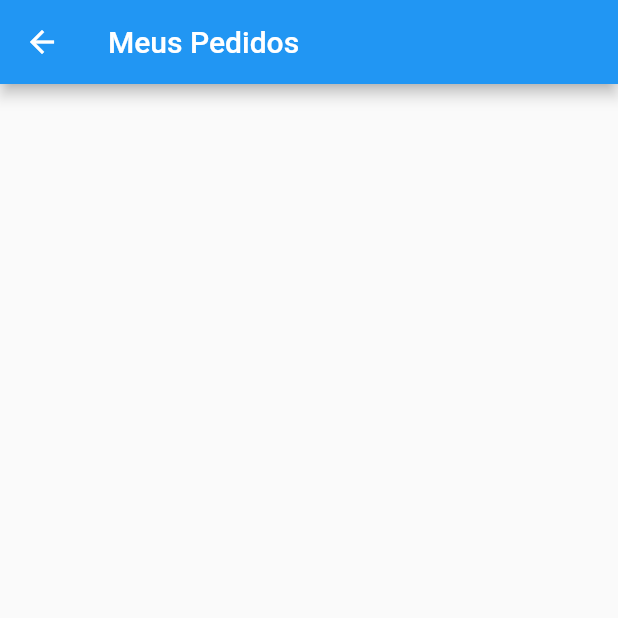
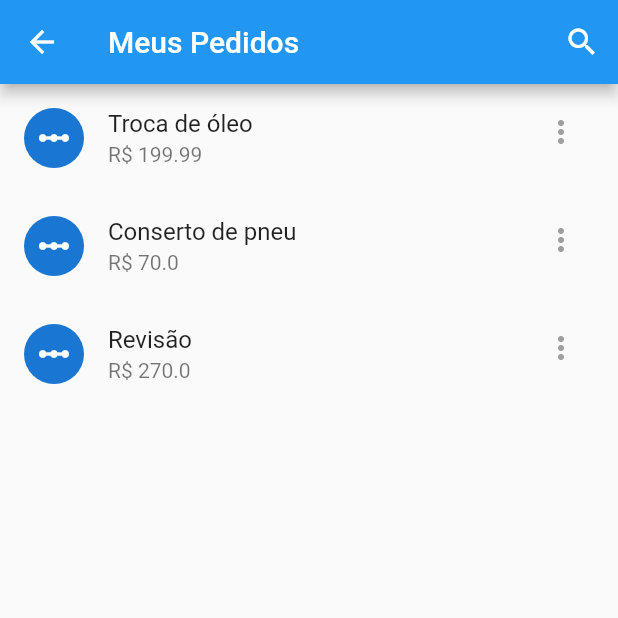
Before and after one commit to daniielsantos/moto-service-front, a Flutter app: the OrderList screen opened directly, on a phone screen of 412 x 824 dp, the top half of it. Run offline on Flutter 3.47's test engine with Material 2 defaults, Android fonts, the phone set to English and light mode, and no system bars; network calls fail.

Commit message:
feat add orders list

```diff
--- a/lib/components/bike_tile.dart
+++ b/lib/components/bike_tile.dart
@@ -1,7 +1,6 @@
 import 'package:flutter/material.dart';
 import 'package:moto_services/models/bike.dart';
 import 'package:moto_services/provider/bikes.dart';
-import 'package:moto_services/routes/app_routes.dart';
 import 'package:moto_services/views/bike_form.dart';
 import 'package:provider/provider.dart';
 
@@ -34,7 +33,7 @@ class BikeTile extends StatelessWidget {
                   ),
                 );
               },
-              color: Colors.black,
+              color: Colors.black26,
               icon: const Icon(Icons.edit),
             ),
             IconButton(
--- /dev/null
+++ b/lib/components/order_tile.dart
@@ -0,0 +1,37 @@
+import 'package:flutter/material.dart';
+import 'package:moto_services/models/order.dart';
+import 'package:intl/intl.dart';
+class OrderTile extends StatelessWidget {
+  final Order order;
+
+  const OrderTile(this.order);
+
+  @override
+  Widget build(BuildContext context) {
+    final avatar = order.tumbnailUrl == null || order.tumbnailUrl.isEmpty
+        ? const CircleAvatar(child: Icon(Icons.linear_scale))
+        : CircleAvatar(backgroundImage: NetworkImage(order.tumbnailUrl));
+
+    return ListTile(
+      leading: avatar,
+      title: Text(order.description),
+      subtitle: Row(
+        children: [Text("R\$ "), Text(order.price.toString())],
+      ),
+      trailing: Container(
+        width: 50,
+        child: Row(
+          children: <Widget>[
+            IconButton(
+              alignment: Alignment.topRight,
+
+              onPressed: () {},
+              color: Colors.grey,
+              icon: const Icon(Icons.more_vert),
+            ),
+          ],
+        ),
+      ),
+    );
+  }
+}
--- /dev/null
+++ b/lib/data/dummy_orders.dart
@@ -0,0 +1,26 @@
+import 'package:moto_services/models/bike.dart';
+import 'package:moto_services/models/order.dart';
+
+const DUMMY_ORDERS = {
+  '1': Order(
+    id: '1',
+    date: "10/09/2021",
+    price: 199.99,
+    description: "Troca de óleo",
+    tumbnailUrl: ""
+  ),
+  '2': Order(
+    id: '1',
+    date: "22/08/2021",
+    price: 70.0,
+    description: "Conserto de pneu",
+    tumbnailUrl: ""
+  ),
+  '3': Order(
+    id: '1',
+    date: "27/05/2021",
+    price: 270.0,
+    description: "Revisão",
+    tumbnailUrl: ""
+  ),
+};
--- a/lib/main.dart
+++ b/lib/main.dart
@@ -1,12 +1,8 @@
 import 'package:flutter/material.dart';
 import 'package:moto_services/main/main_screens.dart';
 import 'package:moto_services/provider/bikes.dart';
+import 'package:moto_services/provider/orders.dart';
 import 'package:moto_services/provider/partners.dart';
-import 'package:moto_services/routes/app_routes.dart';
-import 'package:moto_services/views/bike_form.dart';
-import 'package:moto_services/views/bike_list.dart';
-import 'package:moto_services/views/bottom_bar.dart';
-import 'package:moto_services/views/partner_list.dart';
 import 'package:provider/provider.dart';
 
 void main() {
@@ -25,6 +21,9 @@ class MyApp extends StatelessWidget {
         ),
         ChangeNotifierProvider(
           create: (ctx) => Bikes(),
+        ),
+        ChangeNotifierProvider(
+          create: (ctx) => Orders(),
         )
       ],
       child: MaterialApp(
@@ -33,11 +32,6 @@ class MyApp extends StatelessWidget {
         theme: ThemeData(
           primarySwatch: Colors.blue,
         ),
-        // routes: {
-        //   AppRoutes.HOME: (_) => PartnerList(),
-        //   AppRoutes.BIKE_FORM: (_) => BikeForm(),
-        //   AppRoutes.USER_BIKES: (_) => BikeList()
-        // },
       ),
     );
   }
--- /dev/null
+++ b/lib/models/order.dart
@@ -0,0 +1,15 @@
+class Order {
+  final String id;
+  final String date;
+  final double price;
+  final String description;
+  final String tumbnailUrl;
+
+  const Order({
+    required this.id,
+    required this.date,
+    required this.price,
+    required this.description,
+    required this.tumbnailUrl,
+  });
+}
--- /dev/null
+++ b/lib/provider/orders.dart
@@ -0,0 +1,20 @@
+import 'package:flutter/material.dart';
+import 'package:moto_services/data/dummy_orders.dart';
+import 'package:moto_services/models/order.dart';
+
+class Orders with ChangeNotifier {
+  final Map<String, Order> _items = {...DUMMY_ORDERS};
+
+  List<Order> get all {
+    return [..._items.values];
+  }
+
+  int get count {
+    return _items.length;
+  }
+
+  Order byIndex(int i) {
+    return _items.values.elementAt(i);
+  }
+
+}
--- a/lib/views/bottom_bar.dart
+++ b/lib/views/bottom_bar.dart
@@ -1,5 +1,6 @@
 import 'package:flutter/material.dart';
 import 'package:moto_services/provider/bikes.dart';
+import 'package:moto_services/provider/orders.dart';
 import 'package:moto_services/views/bike_list.dart';
 import 'package:moto_services/views/order_list.dart';
 import 'package:moto_services/views/partner_list.dart';
@@ -34,7 +35,7 @@ class _BottomBar extends State<MyStatefulWidget> {
       providers: [
         ChangeNotifierProvider(
           create: (ctx) => Bikes(),
-        )
+        ),
       ],
       child: Scaffold(
         body: Center(
--- a/lib/views/order_list.dart
+++ b/lib/views/order_list.dart
@@ -1,11 +1,27 @@
 import 'package:flutter/material.dart';
+import 'package:moto_services/components/order_tile.dart';
+import 'package:moto_services/provider/orders.dart';
+
+import 'package:provider/provider.dart';
 
 class OrderList extends StatelessWidget {
   @override
   Widget build(BuildContext context) {
+    final Orders orders = Provider.of(context);
+
     return Scaffold(
       appBar: AppBar(
-        title: Text("Meus Pedidos"),
+        title: const Text("Meus Pedidos"),
+        actions: [
+          IconButton(
+            onPressed: () {},
+            icon: Icon(Icons.search),
+          ),
+        ],
+      ),
+      body: ListView.builder(
+        itemCount: orders.count,
+        itemBuilder: (ctx, i) => OrderTile(orders.byIndex(i)),
       ),
     );
   }
--- a/pubspec.yaml
+++ b/pubspec.yaml
@@ -35,6 +35,7 @@ dependencies:
   # The following adds the Cupertino Icons font to your application.
   # Use with the CupertinoIcons class for iOS style icons.
   cupertino_icons: ^1.0.2
+  intl: ^0.17.0
 
 dev_dependencies:
   flutter_test:
```
Also changed, not shown: pubspec.lock.
